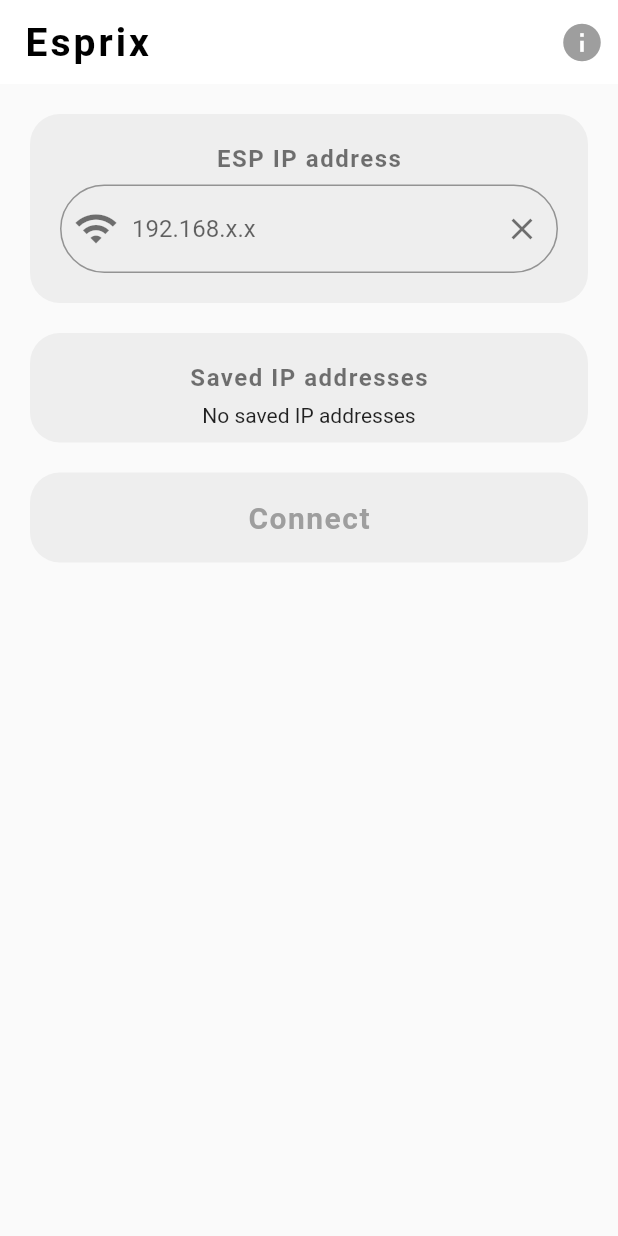
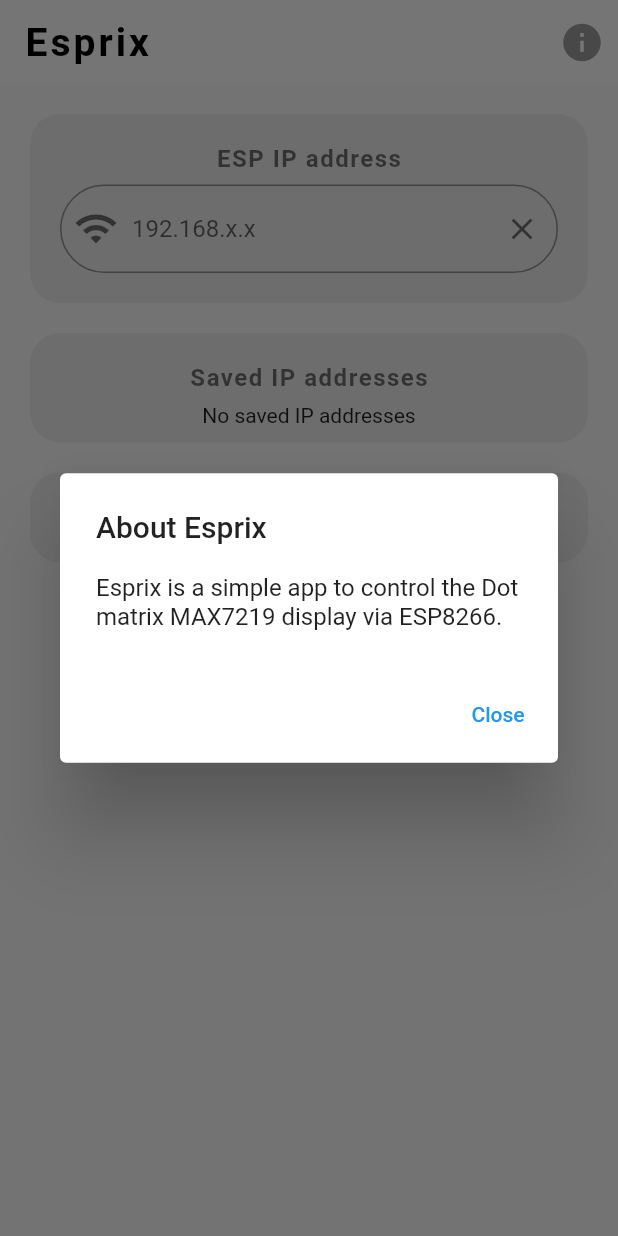
Before and after one commit to yash-ch/esprix, a Flutter app: the screen it shows after launch, after a tap on the "info" icon, on a phone screen of 412 x 824 dp. Run offline on Flutter 3.47's test engine with Material 2 defaults, Android fonts, the phone set to English and light mode, and no system bars; our stand-ins replace hive, hive_flutter, shared_preferences; accounts and stored records are empty; Roboto replaces fonts that are missing (montserrat).

Commit message:
app icon

```diff
--- a/lib/home.dart
+++ b/lib/home.dart
@@ -56,7 +56,27 @@
           elevation: 0.0,
           actions: [
             IconButton(
-              onPressed: () {},
+              onPressed: () {
+                //display about dialog
+                showDialog(
+                  context: context,
+                  builder: (BuildContext context) {
+                    return AlertDialog(
+                      title: const Text('About Esprix'),
+                      content: const Text(
+                          'Esprix is a simple app to control the Dot matrix MAX7219 display via ESP8266.'),
+                      actions: [
+                        TextButton(
+                          onPressed: () {
+                            Navigator.of(context).pop();
+                          },
+                          child: const Text('Close'),
+                        ),
+                      ],
+                    );
+                  },
+                );
+              },
               icon: const Icon(
                 Icons.info,
                 color: Colors.grey,
```
Also changed, not shown: 22 other files.
